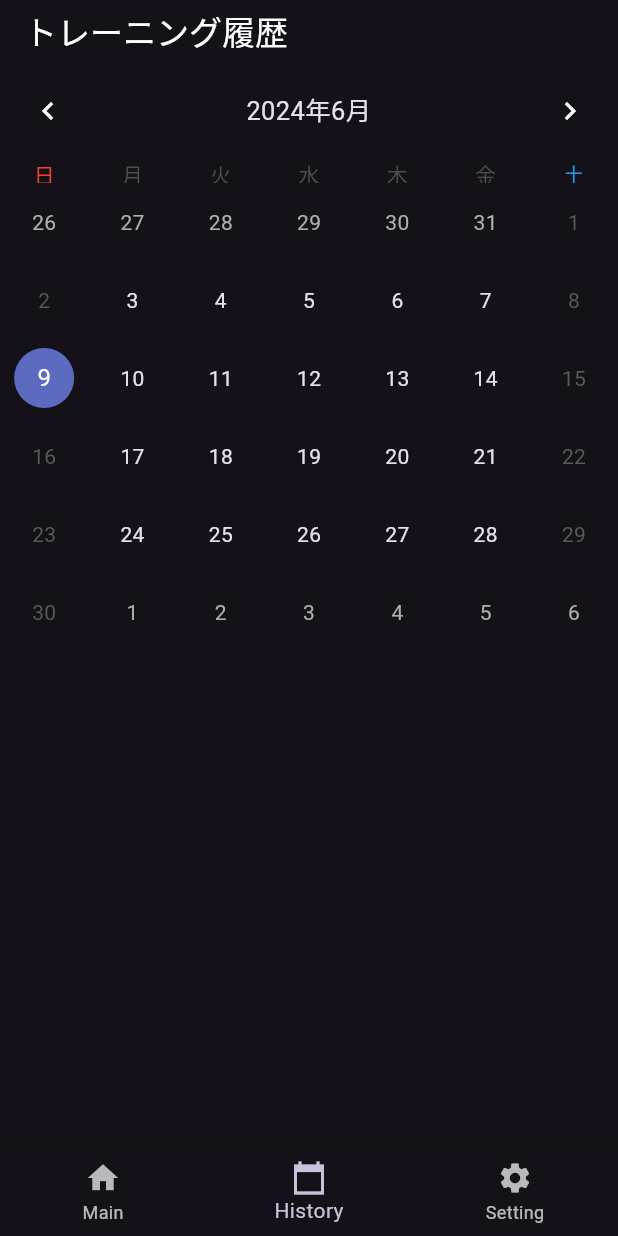
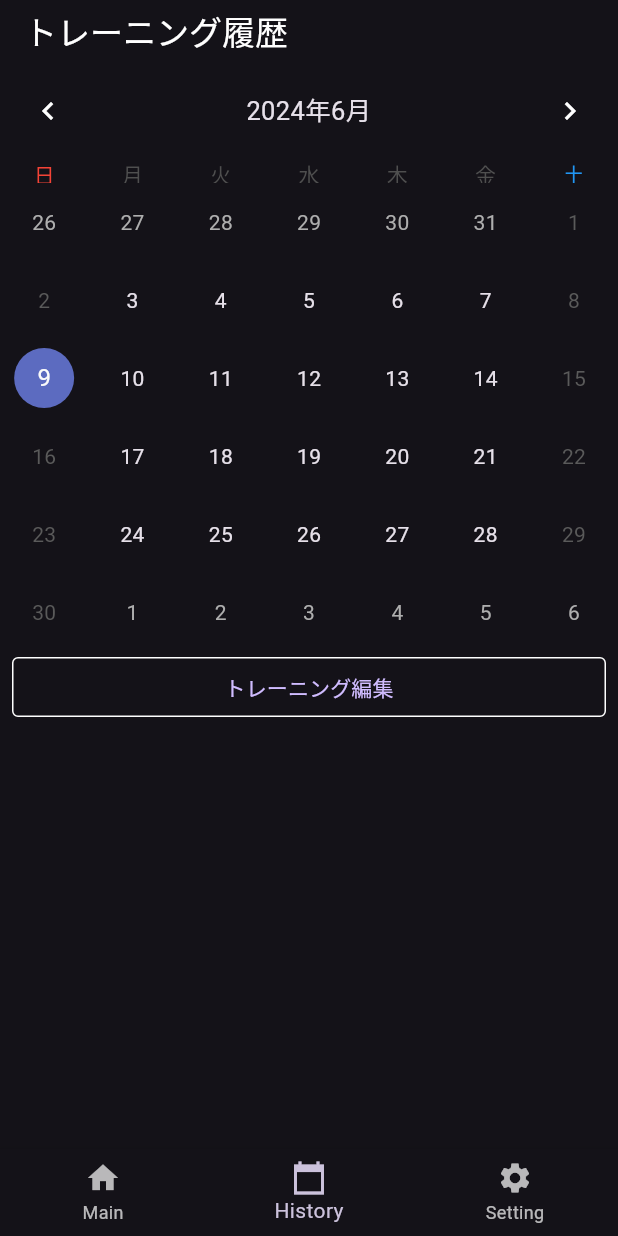
Before and after one commit to kusamuraX/training_memo, a Flutter app: the screen it shows after launch, item 2 of the bottom bar chosen, on a phone screen of 412 x 824 dp. Run offline on Flutter 3.47's test engine with Material 3 defaults, Android fonts, the phone set to English and light mode, and no system bars; drawn by our look-alikes of table_calendar; our stand-ins replace drift, fl_chart, flutter_riverpod, freezed_annotation, go_router, reactive_forms and 1 more; accounts and stored records are empty; generated files the repository leaves out were written again; Roboto replaces fonts that are missing (NotoSerifJP).

Commit message:
過去データの編集

```diff
--- a/lib/app/history_page.dart
+++ b/lib/app/history_page.dart
@@ -188,7 +188,21 @@ class HistoryBody extends ConsumerWidget {
                 } else {
                   return SizedBox();
                 }
-              }).toList()
+              }).toList(),
+              Container(
+                padding: EdgeInsets.only(left: 8, right: 8),
+                child: OutlinedButton(
+                  style: OutlinedButton.styleFrom(
+                    padding: EdgeInsets.all(8),
+                    shape: RoundedRectangleBorder(
+                      borderRadius: BorderRadius.circular(4.0),
+                    ),
+                    side: BorderSide(width: 1, color: Colors.white),
+                  ),
+                  child: Text('トレーニング編集'),
+                  onPressed: () => GoRouter.of(context).push('/parts-select', extra: {'date': trainingHistoryData.selectDate}),
+                ),
+              ),
             ],
           ),
         ),
```
Also changed, not shown: lib/app/router/router.dart (+21 -1 lines), lib/app/view/parts_select_page.dart (added, +86 -0 lines), lib/app/provider/main_page_data.g.dart, lib/app/provider/parts_training_data.g.dart, lib/app/router/router.g.dart.
